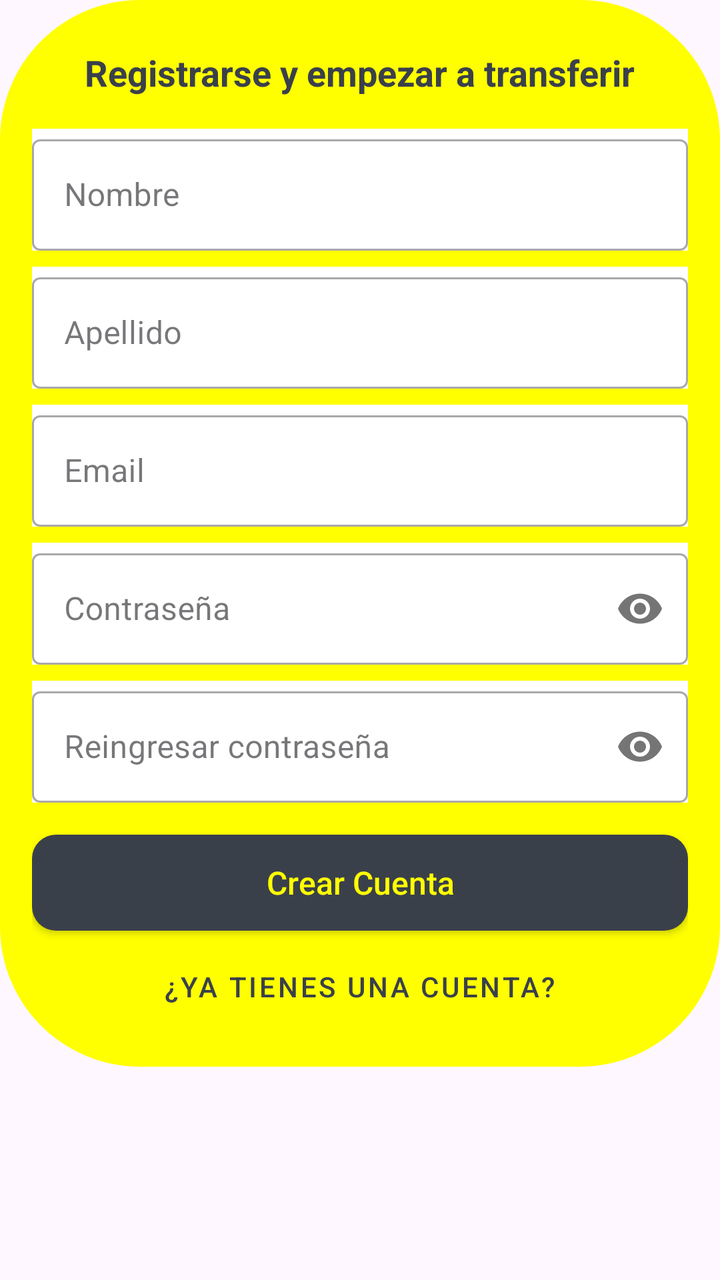
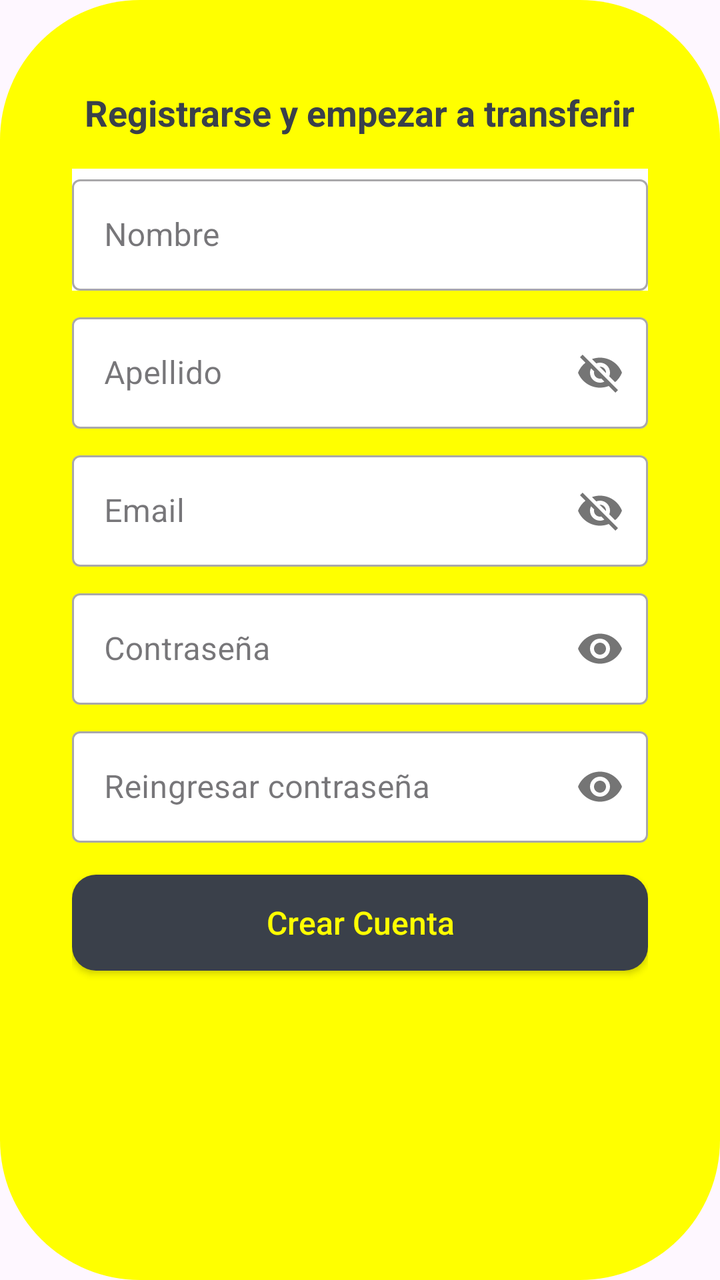

Compare the two renders of this Android layout. The source of the first and the diff that turns it into the second are given below.
<!-- AndroidManifest.xml: application theme Theme.AlkeWalletInterface -->
<!-- res/layout/fragment_signup.xml -->
<?xml version="1.0" encoding="utf-8"?>
<ScrollView xmlns:android="http://schemas.android.com/apk/res/android"
    xmlns:app="http://schemas.android.com/apk/res-auto"
    android:layout_width="match_parent"
    android:layout_height="match_parent">

    <LinearLayout
        android:layout_width="match_parent"
        android:layout_height="wrap_content"
        android:gravity="center_horizontal"
        android:orientation="vertical"
        android:padding="16dp"
        android:background="@drawable/btn_rounded_yellow">

        <TextView
            android:layout_width="wrap_content"
            android:layout_height="wrap_content"
            android:layout_marginTop="8dp"
            android:layout_marginBottom="16dp"
            android:text="Registrarse y empezar a transferir"
            android:textColor="#3A404A"
            android:textSize="18sp"
            android:textStyle="bold" />

        
        <com.google.android.material.textfield.TextInputLayout
            style="@style/Widget.MaterialComponents.TextInputLayout.OutlinedBox"
            android:layout_width="match_parent"
            android:layout_height="wrap_content"
            android:background="#FFFF"
            android:hint="Nombre">
            <com.google.android.material.textfield.TextInputEditText
                android:layout_width="match_parent"
                android:layout_height="wrap_content" />
        </com.google.android.material.textfield.TextInputLayout>

        
        <com.google.android.material.textfield.TextInputLayout
            style="@style/Widget.MaterialComponents.TextInputLayout.OutlinedBox"
            android:layout_width="match_parent"
            android:layout_height="wrap_content"
            android:layout_marginTop="8dp"
            android:background="#FFFF"
            android:hint="Apellido">
            <com.google.android.material.textfield.TextInputEditText
                android:layout_width="match_parent"
                android:layout_height="wrap_content" />
        </com.google.android.material.textfield.TextInputLayout>

        
        <com.google.android.material.textfield.TextInputLayout
            style="@style/Widget.MaterialComponents.TextInputLayout.OutlinedBox"
            android:layout_width="match_parent"
            android:layout_height="wrap_content"
            android:background="#FFFF"
            android:layout_marginTop="8dp"
            android:hint="Email">
            <com.google.android.material.textfield.TextInputEditText
                android:layout_width="match_parent"
                android:layout_height="wrap_content"
                android:inputType="textEmailAddress" />
        </com.google.android.material.textfield.TextInputLayout>

        
        <com.google.android.material.textfield.TextInputLayout
            style="@style/Widget.MaterialComponents.TextInputLayout.OutlinedBox"
            android:layout_width="match_parent"
            android:layout_height="wrap_content"
            android:layout_marginTop="8dp"
            android:background="#FFFF"
            android:hint="Contraseña"
            app:passwordToggleEnabled="true">
            <com.google.android.material.textfield.TextInputEditText
                android:layout_width="match_parent"
                android:layout_height="wrap_content"
                android:inputType="textPassword" />
        </com.google.android.material.textfield.TextInputLayout>

        
        <com.google.android.material.textfield.TextInputLayout
            style="@style/Widget.MaterialComponents.TextInputLayout.OutlinedBox"
            android:layout_width="match_parent"
            android:layout_height="wrap_content"
            android:layout_marginTop="8dp"
            android:background="#FFFF"
            android:hint="Reingresar contraseña"
            app:passwordToggleEnabled="true">
            <com.google.android.material.textfield.TextInputEditText
                android:layout_width="match_parent"
                android:layout_height="wrap_content"
                android:inputType="textPassword" />
        </com.google.android.material.textfield.TextInputLayout>

        
        <androidx.appcompat.widget.AppCompatButton
            android:id="@+id/btnRegister"
            android:layout_width="match_parent"
            android:layout_height="wrap_content"
            android:layout_marginTop="16dp"
            android:background="@drawable/btn_rounded_primary"
            android:text="Crear Cuenta"
            android:textAllCaps="false"
            android:textColor="#FFFF00"
            android:textSize="16sp" />

        
        <Button
            android:id="@+id/btnGoToLogin"
            style="@style/Widget.MaterialComponents.Button.TextButton"
            android:layout_width="wrap_content"
            android:layout_height="wrap_content"
            android:layout_marginTop="4dp"
            android:text="¿Ya tienes una cuenta?"
            android:textColor="#3A404A" />

    </LinearLayout>
</ScrollView>
<!-- resources referenced by this layout -->
<resources>
  <!-- drawable btn_rounded_primary (drawable) -->
  <?xml version="1.0" encoding="utf-8"?>
  <shape xmlns:android="http://schemas.android.com/apk/res/android"
      android:shape="rectangle">
      <solid android:color="#3A404A" /> 
      <corners android:radius="12dp" /> 
  </shape>
  <!-- drawable btn_rounded_yellow (drawable) -->
  <?xml version="1.0" encoding="utf-8"?>
  <shape xmlns:android="http://schemas.android.com/apk/res/android"
      android:shape="rectangle">
      <solid android:color="#FFFF00" />
      <corners android:radius="70dp" />
  </shape>
  <style name="Theme.AlkeWalletInterface" parent="Base.Theme.AlkeWalletInterface" />
  <style name="Base.Theme.AlkeWalletInterface" parent="Theme.Material3.DayNight.NoActionBar">
          
          
      </style>
</resources>

<!-- the commit's change to res/layout/fragment_signup.xml (unified diff, before → after) -->
@@ -1,15 +1,11 @@
 <?xml version="1.0" encoding="utf-8"?>
-<ScrollView xmlns:android="http://schemas.android.com/apk/res/android"
-    xmlns:app="http://schemas.android.com/apk/res-auto"
-    android:layout_width="match_parent"
-    android:layout_height="match_parent">
-
-    <LinearLayout
+    <LinearLayout xmlns:android="http://schemas.android.com/apk/res/android"
+        xmlns:app="http://schemas.android.com/apk/res-auto"
         android:layout_width="match_parent"
-        android:layout_height="wrap_content"
+        android:layout_height="match_parent"
         android:gravity="center_horizontal"
         android:orientation="vertical"
-        android:padding="16dp"
+        android:padding="36dp"
         android:background="@drawable/btn_rounded_yellow">
 
         <TextView
@@ -27,11 +23,13 @@
             style="@style/Widget.MaterialComponents.TextInputLayout.OutlinedBox"
             android:layout_width="match_parent"
             android:layout_height="wrap_content"
-            android:background="#FFFF"
+            android:background="@android:color/white"
             android:hint="Nombre">
             <com.google.android.material.textfield.TextInputEditText
                 android:layout_width="match_parent"
-                android:layout_height="wrap_content" />
+                android:layout_height="wrap_content"
+                android:focusable="true"
+                android:focusableInTouchMode="true" />
         </com.google.android.material.textfield.TextInputLayout>
 
         
@@ -40,25 +38,16 @@
             android:layout_width="match_parent"
             android:layout_height="wrap_content"
             android:layout_marginTop="8dp"
-            android:background="#FFFF"
+            app:boxBackgroundColor="#FFFFFF"
+            app:boxBackgroundMode="outline"
+            app:passwordToggleEnabled="true"
             android:hint="Apellido">
-            <com.google.android.material.textfield.TextInputEditText
-                android:layout_width="match_parent"
-                android:layout_height="wrap_content" />
-        </com.google.android.material.textfield.TextInputLayout>
 
-        
-        <com.google.android.material.textfield.TextInputLayout
-            style="@style/Widget.MaterialComponents.TextInputLayout.OutlinedBox"
-            android:layout_width="match_parent"
-            android:layout_height="wrap_content"
-            android:background="#FFFF"
-            android:layout_marginTop="8dp"
-            android:hint="Email">
             <com.google.android.material.textfield.TextInputEditText
                 android:layout_width="match_parent"
                 android:layout_height="wrap_content"
-                android:inputType="textEmailAddress" />
+                android:focusable="true"
+                android:focusableInTouchMode="true" />
         </com.google.android.material.textfield.TextInputLayout>
 
         
@@ -67,13 +56,16 @@
             android:layout_width="match_parent"
             android:layout_height="wrap_content"
             android:layout_marginTop="8dp"
-            android:background="#FFFF"
-            android:hint="Contraseña"
-            app:passwordToggleEnabled="true">
+            app:boxBackgroundColor="#FFFFFF"
+            app:boxBackgroundMode="outline"
+            app:passwordToggleEnabled="true"
+            android:hint="Email">
             <com.google.android.material.textfield.TextInputEditText
                 android:layout_width="match_parent"
                 android:layout_height="wrap_content"
-                android:inputType="textPassword" />
+                android:inputType="textEmailAddress"
+                android:focusable="true"
+                android:focusableInTouchMode="true" />
         </com.google.android.material.textfield.TextInputLayout>
 
         
@@ -82,13 +74,34 @@
             android:layout_width="match_parent"
             android:layout_height="wrap_content"
             android:layout_marginTop="8dp"
-            android:background="#FFFF"
-            android:hint="Reingresar contraseña"
-            app:passwordToggleEnabled="true">
+            app:boxBackgroundColor="#FFFFFF"
+            app:boxBackgroundMode="outline"
+            app:passwordToggleEnabled="true"
+            android:hint="Contraseña">
             <com.google.android.material.textfield.TextInputEditText
                 android:layout_width="match_parent"
                 android:layout_height="wrap_content"
-                android:inputType="textPassword" />
+                android:inputType="textPassword"
+                android:focusable="true"
+                android:focusableInTouchMode="true" />
+        </com.google.android.material.textfield.TextInputLayout>
+
+        
+        <com.google.android.material.textfield.TextInputLayout
+            style="@style/Widget.MaterialComponents.TextInputLayout.OutlinedBox"
+            android:layout_width="match_parent"
+            android:layout_height="wrap_content"
+            android:layout_marginTop="8dp"
+            app:boxBackgroundColor="#FFFFFF"
+            app:boxBackgroundMode="outline"
+            app:passwordToggleEnabled="true"
+            android:hint="Reingresar contraseña">
+            <com.google.android.material.textfield.TextInputEditText
+                android:layout_width="match_parent"
+                android:layout_height="wrap_content"
+                android:inputType="textPassword"
+                android:focusable="true"
+                android:focusableInTouchMode="true"                />
         </com.google.android.material.textfield.TextInputLayout>
 
         
@@ -103,15 +116,4 @@
             android:textColor="#FFFF00"
             android:textSize="16sp" />
 
-        
-        <Button
-            android:id="@+id/btnGoToLogin"
-            style="@style/Widget.MaterialComponents.Button.TextButton"
-            android:layout_width="wrap_content"
-            android:layout_height="wrap_content"
-            android:layout_marginTop="4dp"
-            android:text="¿Ya tienes una cuenta?"
-            android:textColor="#3A404A" />
-
     </LinearLayout>
-</ScrollView>
